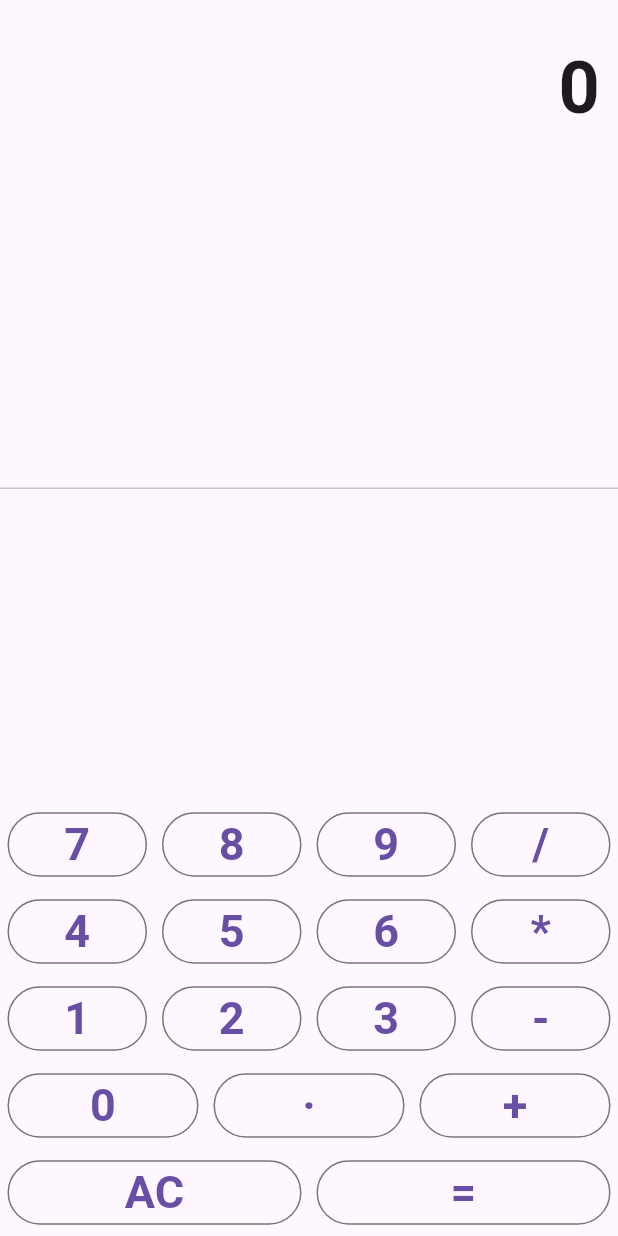
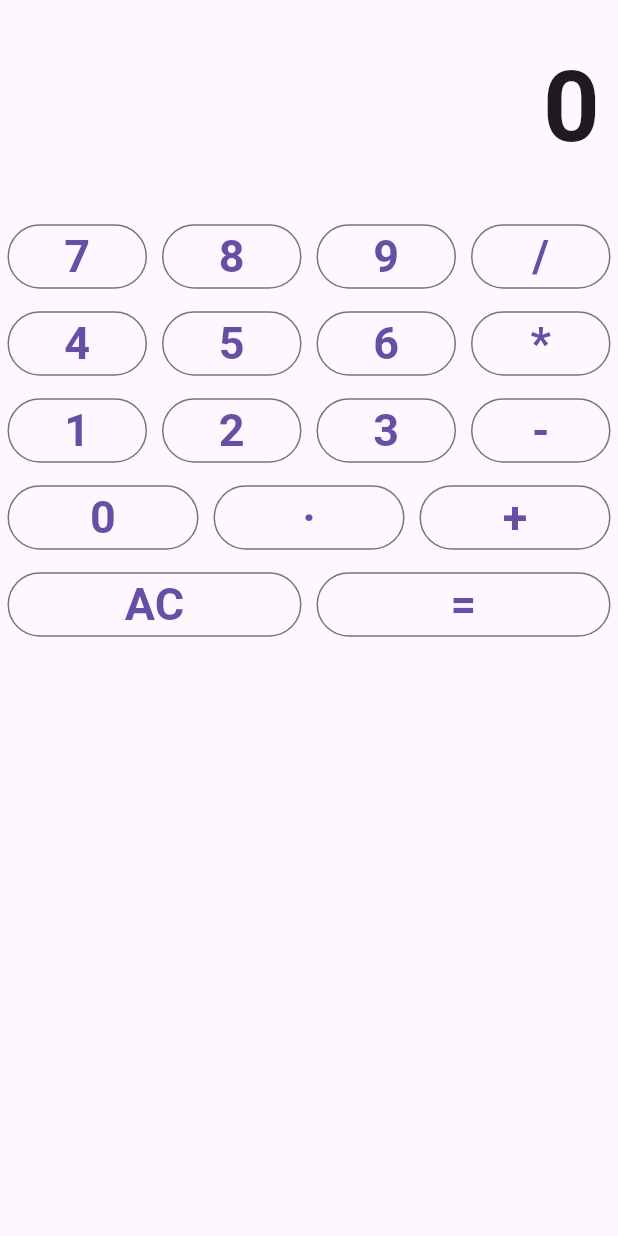
Before and after one commit to db110513/app_calculator, a Flutter app: the screen it shows after launch, on a phone screen of 412 x 824 dp. Run offline on Flutter 3.47's test engine with Material 3 defaults, Android fonts, the phone set to English and light mode, and no system bars.

Commit message:
Updated calc buttons

```diff
--- a/lib/main.dart
+++ b/lib/main.dart
@@ -132,18 +132,15 @@ class _HomeState extends State<Home> {
               children: [
                 Container(
                     alignment: Alignment.centerRight,
-                    padding: EdgeInsets.symmetric(
-                        vertical: 24.0,
-                        horizontal: 12.0
+                    padding: const EdgeInsets.symmetric(
+                        vertical: 24,
+                        horizontal: 12
                     ),
                     child: Text(output, style: TextStyle(
-                      fontSize: 48.0,
+                      fontSize: 66,
                       fontWeight: FontWeight.bold,
 
                     ))),
-                Expanded(
-                  child: Divider(),
-                ),
 
 
                 Column(children: [
```
